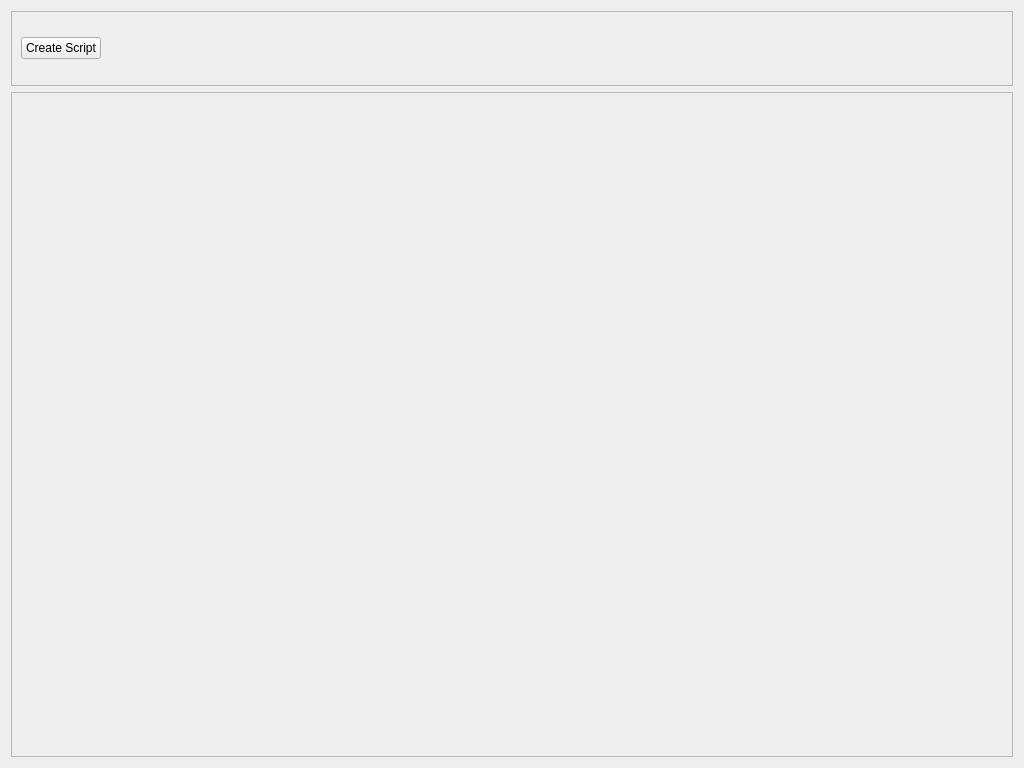
The window that src/gui/homeWindow.ui (Nmstr/taskZen) describes before a commit, drawn with Qt 5.
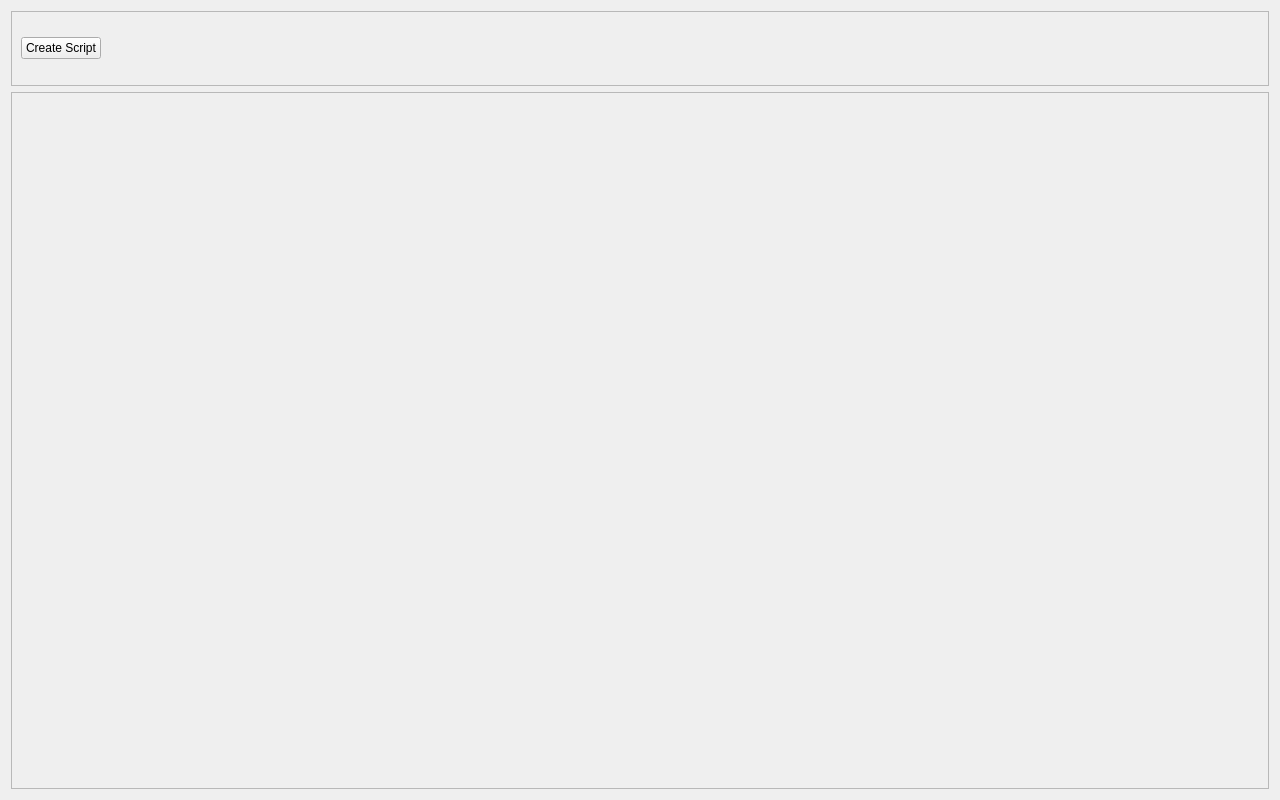
The same window after the commit.

What changed in the file:
```diff
--- a/src/gui/homeWindow.ui
+++ b/src/gui/homeWindow.ui
@@ -6,8 +6,8 @@
    <rect>
     <x>0</x>
     <y>0</y>
-    <width>1024</width>
-    <height>768</height>
+    <width>1280</width>
+    <height>800</height>
    </rect>
   </property>
   <property name="windowTitle">
```
